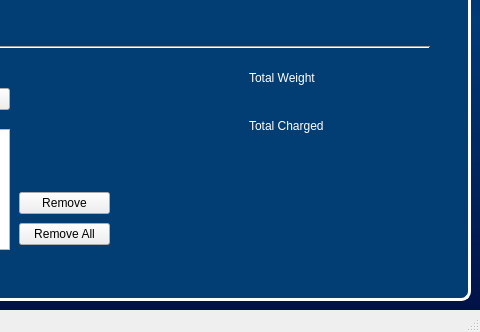
The window that Views/checkincontroller.ui (PPL48/AxeApolloStation) describes before a commit, drawn with Qt 5; both pictures show x 320 to 800 and y 268 to 600 of the 800 by 600 pixel window.
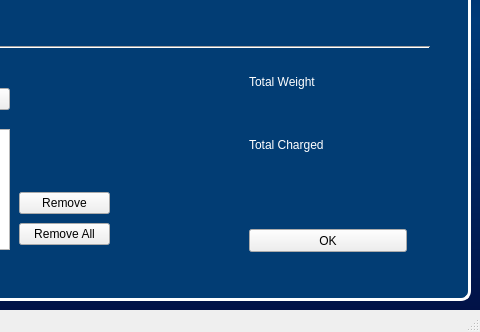
The same window after the commit.

Commit message: login (w/ dummy username & passw) implemented TODO next -> username & passw are to be taken from DB

```diff
--- a/Views/checkincontroller.ui
+++ b/Views/checkincontroller.ui
@@ -281,7 +281,7 @@
            <x>420</x>
            <y>280</y>
            <width>160</width>
-           <height>90</height>
+           <height>119</height>
           </rect>
          </property>
          <layout class="QVBoxLayout" name="verticalLayout_3">
@@ -500,6 +500,19 @@
           </item>
          </layout>
         </widget>
+        <widget class="QPushButton" name="pushButton_2">
+         <property name="geometry">
+          <rect>
+           <x>420</x>
+           <y>440</y>
+           <width>158</width>
+           <height>23</height>
+          </rect>
+         </property>
+         <property name="text">
+          <string>OK</string>
+         </property>
+        </widget>
        </widget>
       </item>
      </layout>
```
The commit also changes 1 other file.
